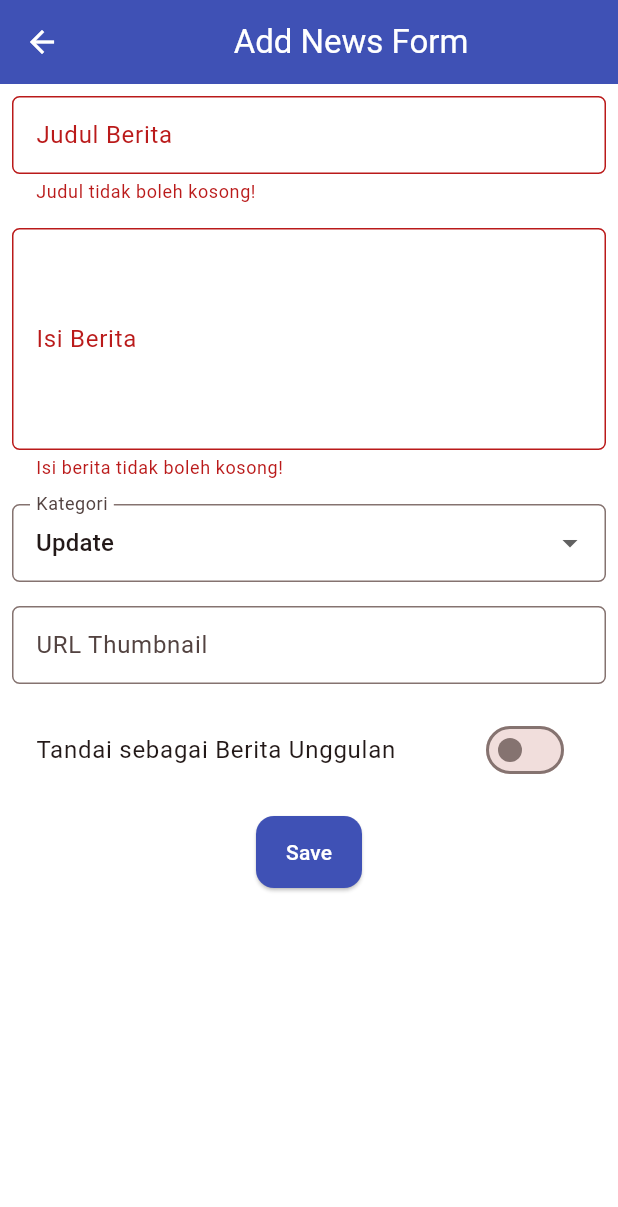
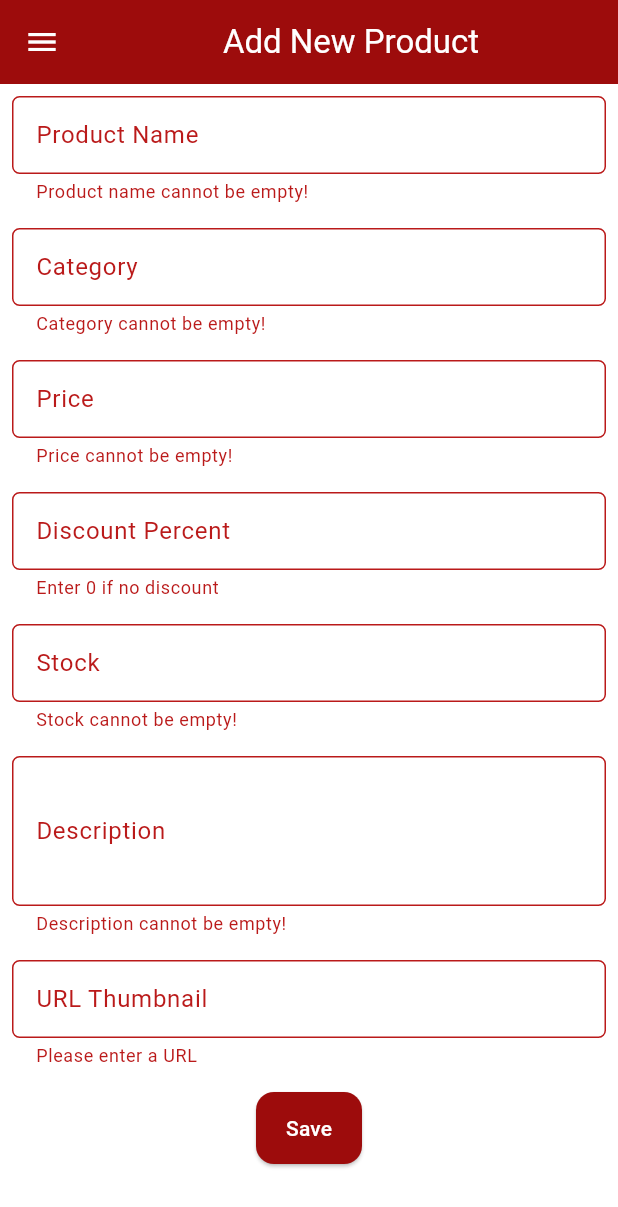
Before and after one commit to PBP-A08/GoSport-mobile, a Flutter app: the ProductFormPage screen opened directly, after a tap on "Save", on a phone screen of 412 x 824 dp. Shown: the top 1207 px of the screen. Run offline on Flutter 3.47's test engine with Material 3 defaults, Android fonts, the phone set to English and light mode, and no system bars; missing offline and left inert: pbp_django_auth.

Commit message:
updated form and added shared user state

```diff
--- /dev/null
+++ b/gosport_mobile/lib/constants/states.dart
@@ -0,0 +1,4 @@
+import 'package:flutter/material.dart';
+
+String username_state = "";
+String role_state = "";
--- a/gosport_mobile/lib/screens/login.dart
+++ b/gosport_mobile/lib/screens/login.dart
@@ -3,6 +3,7 @@ import 'package:pbp_django_auth/pbp_django_auth.dart';
 import 'package:provider/provider.dart';
 import 'package:gosport_mobile/screens/register.dart';
 import 'package:gosport_mobile/constants/urls.dart';
+import 'package:gosport_mobile/constants/states.dart';
 import 'package:gosport_mobile/main.dart';
 
 class LoginPage extends StatefulWidget {
@@ -93,6 +94,10 @@ class _LoginPageState extends State<LoginPage> {
                         if (response.containsKey('role')) {
                           request.jsonData['role'] = response['role'];
                           print("Role saved: ${response['role']}");
+
+                          //set states
+                          role_state = response['role'];
+                          username_state = response['message'];
                         }
 
                         if (context.mounted) {
--- a/gosport_mobile/lib/screens/menu_card.dart
+++ b/gosport_mobile/lib/screens/menu_card.dart
@@ -30,10 +30,7 @@ class ItemCard extends StatelessWidget {
         onTap: () async {
           // Menampilkan pesan SnackBar saat kartu ditekan.
           ScaffoldMessenger.of(context)
-            ..hideCurrentSnackBar()
-            ..showSnackBar(
-              SnackBar(content: Text("Kamu telah menekan tombol ${item.name}!"))
-            );
+            ..hideCurrentSnackBar();
           if (item.name == "Add Product") {
             Navigator.push(
               context,
--- a/gosport_mobile/lib/screens/product_display/product_form.dart
+++ b/gosport_mobile/lib/screens/product_display/product_form.dart
@@ -1,5 +1,9 @@
+import 'dart:convert';
 import 'package:flutter/material.dart';
+import 'package:pbp_django_auth/pbp_django_auth.dart';
+import 'package:provider/provider.dart';
 import 'package:gosport_mobile/widgets/left_drawer.dart';
+import 'package:gosport_mobile/constants/urls.dart';
 
 class ProductFormPage extends StatefulWidget {
   const ProductFormPage({super.key});
@@ -10,85 +14,54 @@ class ProductFormPage extends StatefulWidget {
 
 class _ProductFormPageState extends State<ProductFormPage> {
   final _formKey = GlobalKey<FormState>();
-    String _title = "";
-    String _content = "";
-    String _category = "update"; // default
+
+  // Updated variables to match Product model
+  String _productName = "";
+  String _description = "";
+  String _category = "";
   String _thumbnail = "";
-    bool _isFeatured = false; // default
-
-    final List<String> _categories = [
-        'transfer',
-        'update',
-        'exclusive',
-        'match',
-        'rumor',
-        'analysis',
-    ];
-
+  int _oldPrice = 0;
+  int _discountPercent = 0;
+  int _stock = 0;
 
   @override
   Widget build(BuildContext context) {
+    final request = context.watch<CookieRequest>();
+
     return Scaffold(
       appBar: AppBar(
         title: const Center(
-                child: Text(
-                    'Add News Form',
+          child: Text('Add New Product'),
         ),
-                ),
-                backgroundColor: Colors.indigo,
+        backgroundColor: const Color(0xFF9D0C0C),
         foregroundColor: Colors.white,
       ),
-            // TODO: Tambahkan drawer yang sudah dibuat di sini
+      drawer: const LeftDrawer(),
       body: Form(
         key: _formKey,
         child: SingleChildScrollView(
           child: Column(
             crossAxisAlignment: CrossAxisAlignment.start,
-                        children:[
-                            // === Title ===
+            children: [
+              // === Product Name ===
               Padding(
                 padding: const EdgeInsets.all(8.0),
                 child: TextFormField(
                   decoration: InputDecoration(
-                                hintText: "Judul Berita",
-                                labelText: "Judul Berita",
+                    hintText: "Product Name",
+                    labelText: "Product Name",
                     border: OutlineInputBorder(
                       borderRadius: BorderRadius.circular(5.0),
                     ),
                   ),
                   onChanged: (String? value) {
                     setState(() {
-                                    _title = value!;
+                      _productName = value!;
                     });
                   },
                   validator: (String? value) {
                     if (value == null || value.isEmpty) {
-                                    return "Judul tidak boleh kosong!";
-                                }
-                                return null;
-                                },
-                            ),
-                            ),
-
-                            Padding(
-                            padding: const EdgeInsets.all(8.0),
-                            child: TextFormField(
-                            maxLines: 5,
-                            decoration: InputDecoration(
-                                hintText: "Isi Berita",
-                                labelText: "Isi Berita",
-                                border: OutlineInputBorder(
-                                borderRadius: BorderRadius.circular(5.0),
-                                ),
-                            ),
-                            onChanged: (String? value) {
-                                setState(() {
-                                _content = value!;
-                                });
-                            },
-                            validator: (String? value) {
-                                if (value == null || value.isEmpty) {
-                                return "Isi berita tidak boleh kosong!";
+                      return "Product name cannot be empty!";
                     }
                     return null;
                   },
@@ -98,25 +71,134 @@ class _ProductFormPageState extends State<ProductFormPage> {
               // === Category ===
               Padding(
                 padding: const EdgeInsets.all(8.0),
-                            child: DropdownButtonFormField<String>(
+                child: TextFormField(
                   decoration: InputDecoration(
-                                labelText: "Kategori",
+                    hintText: "Category (e.g. Jersey, Equipment)",
+                    labelText: "Category",
                     border: OutlineInputBorder(
                       borderRadius: BorderRadius.circular(5.0),
                     ),
                   ),
-                            value: _category,
-                            items: _categories
-                                .map((cat) => DropdownMenuItem(
-                                        value: cat,
-                                        child: Text(
-                                            cat[0].toUpperCase() + cat.substring(1)),
-                                    ))
-                                .toList(),
-                            onChanged: (String? newValue) {
+                  onChanged: (String? value) {
                     setState(() {
-                                _category = newValue!;
+                      _category = value!;
                     });
+                  },
+                  validator: (String? value) {
+                    if (value == null || value.isEmpty) {
+                      return "Category cannot be empty!";
+                    }
+                    return null;
+                  },
+                ),
+              ),
+
+              // === Price (Old Price) ===
+              Padding(
+                padding: const EdgeInsets.all(8.0),
+                child: TextFormField(
+                  keyboardType: TextInputType.number,
+                  decoration: InputDecoration(
+                    hintText: "Price",
+                    labelText: "Price",
+                    border: OutlineInputBorder(
+                      borderRadius: BorderRadius.circular(5.0),
+                    ),
+                  ),
+                  onChanged: (String? value) {
+                    setState(() {
+                      _oldPrice = int.tryParse(value!) ?? 0;
+                    });
+                  },
+                  validator: (String? value) {
+                    if (value == null || value.isEmpty) {
+                      return "Price cannot be empty!";
+                    }
+                    if (int.tryParse(value) == null) {
+                      return "Price must be a valid number!";
+                    }
+                    return null;
+                  },
+                ),
+              ),
+
+              // === Discount Percent ===
+              Padding(
+                padding: const EdgeInsets.all(8.0),
+                child: TextFormField(
+                  keyboardType: TextInputType.number,
+                  decoration: InputDecoration(
+                    hintText: "Discount % (0 if none)",
+                    labelText: "Discount Percent",
+                    border: OutlineInputBorder(
+                      borderRadius: BorderRadius.circular(5.0),
+                    ),
+                  ),
+                  onChanged: (String? value) {
+                    setState(() {
+                      _discountPercent = int.tryParse(value!) ?? 0;
+                    });
+                  },
+                  validator: (String? value) {
+                    if (value == null || value.isEmpty) {
+                      return "Enter 0 if no discount";
+                    }
+                    return null;
+                  },
+                ),
+              ),
+
+              // === Stock ===
+              Padding(
+                padding: const EdgeInsets.all(8.0),
+                child: TextFormField(
+                  keyboardType: TextInputType.number,
+                  decoration: InputDecoration(
+                    hintText: "Stock Amount",
+                    labelText: "Stock",
+                    border: OutlineInputBorder(
+                      borderRadius: BorderRadius.circular(5.0),
+                    ),
+                  ),
+                  onChanged: (String? value) {
+                    setState(() {
+                      _stock = int.tryParse(value!) ?? 0;
+                    });
+                  },
+                  validator: (String? value) {
+                    if (value == null || value.isEmpty) {
+                      return "Stock cannot be empty!";
+                    }
+                    if (int.tryParse(value) == null) {
+                      return "Stock must be a valid number!";
+                    }
+                    return null;
+                  },
+                ),
+              ),
+
+              // === Description ===
+              Padding(
+                padding: const EdgeInsets.all(8.0),
+                child: TextFormField(
+                  maxLines: 3,
+                  decoration: InputDecoration(
+                    hintText: "Product Description",
+                    labelText: "Description",
+                    border: OutlineInputBorder(
+                      borderRadius: BorderRadius.circular(5.0),
+                    ),
+                  ),
+                  onChanged: (String? value) {
+                    setState(() {
+                      _description = value!;
+                    });
+                  },
+                  validator: (String? value) {
+                    if (value == null || value.isEmpty) {
+                      return "Description cannot be empty!";
+                    }
+                    return null;
                   },
                 ),
               ),
@@ -126,7 +208,7 @@ class _ProductFormPageState extends State<ProductFormPage> {
                     padding: const EdgeInsets.all(8.0),
                     child: TextFormField(
                     decoration: InputDecoration(
-                                hintText: "URL Thumbnail (opsional)",
+                        hintText: "URL Thumbnail",
                         labelText: "URL Thumbnail",
                         border: OutlineInputBorder(
                         borderRadius: BorderRadius.circular(5.0),
@@ -137,24 +219,24 @@ class _ProductFormPageState extends State<ProductFormPage> {
                         _thumbnail = value!;
                         });
                     },
-                            ),
-                        ),
-
-                        // === Is Featured ===
-                        Padding(
-                            padding: const EdgeInsets.all(8.0),
-                            child: SwitchListTile(
-                            title: const Text("Tandai sebagai Berita Unggulan"),
-                            value: _isFeatured,
-                            onChanged: (bool value) {
-                                setState(() {
-                                _isFeatured = value;
-                                });
+                    validator: (value) {
+                            if (value == null || value.isEmpty) {
+                            return 'Please enter a URL';
+                            }
+                            try {
+                            final uri = Uri.parse(value);
+                            if (!uri.isAbsolute) {
+                                return 'Please enter a valid URL';
+                            }
+                            } catch (e) {
+                            return 'Invalid URL format';
+                            }
+                            return null; // Input is valid
                         },
                     ),
                 ),
 
-                          // === Tombol Simpan ===
+              // === Save Button ===
               Align(
                 alignment: Alignment.bottomCenter,
                 child: Padding(
@@ -162,27 +244,40 @@ class _ProductFormPageState extends State<ProductFormPage> {
                   child: ElevatedButton(
                     style: ButtonStyle(
                       backgroundColor:
-                                    MaterialStateProperty.all(Colors.indigo),
+                          MaterialStateProperty.all(const Color(0xFF9D0C0C)),
                     ),
-                            onPressed: () {
+                    onPressed: () async {
                       if (_formKey.currentState!.validate()) {
-                                showDialog(
-                                    context: context,
-                                    builder: (context) {
-                                    return AlertDialog(
-                                        title: const Text('Berita berhasil disimpan!'),
-                                        actions: [
-                                        TextButton(
-                                            child: const Text('OK'),
-                                            onPressed: () {
-                                            Navigator.pop(context);
-                                            _formKey.currentState!.reset();
-                                            },
+                        // Send request to Django Backend
+                        final response = await request.postJson(
+                          Urls.baseUrl+"/create-product-flutter/", // TODO: Update URL
+                          jsonEncode(<String, String>{
+                            'product_name': _productName,
+                            'old_price': _oldPrice.toString(),
+                            'discount_percent': _discountPercent.toString(),
+                            'category': _category,
+                            'description': _description,
+                            'thumbnail': _thumbnail,
+                            'stock': _stock.toString(),
+                          }),
+                        );
+
+                        if (context.mounted) {
+                          if (response['status'] == 'success') {
+                            ScaffoldMessenger.of(context).showSnackBar(
+                              const SnackBar(
+                                content: Text("Product saved successfully!"),
                               ),
-                                        ],
                             );
-                                    },
+                            Navigator.pop(context); // Go back after saving
+                          } else {
+                            ScaffoldMessenger.of(context).showSnackBar(
+                              const SnackBar(
+                                content: Text("Failed to save product."),
+                              ),
                             );
+                          }
+                        }
                       }
                     },
                     child: const Text(
@@ -192,9 +287,10 @@ class _ProductFormPageState extends State<ProductFormPage> {
                   ),
                 ),
               ),
-                    ]
+            ],
           ),
         ),
-        ));
+      ),
+    );
   }
 }
--- a/gosport_mobile/lib/widgets/left_drawer.dart
+++ b/gosport_mobile/lib/widgets/left_drawer.dart
@@ -5,6 +5,7 @@ import 'package:provider/provider.dart';
 import 'package:gosport_mobile/constants/urls.dart';
 import 'package:gosport_mobile/screens/login.dart';
 import 'package:gosport_mobile/screens/product_display/product_list.dart';
+import 'package:gosport_mobile/screens/product_display/product_form.dart';
 
 class LeftDrawer extends StatelessWidget {
   const LeftDrawer({super.key});
@@ -69,6 +70,34 @@ class LeftDrawer extends StatelessWidget {
 
           const Divider(),
 
+          //PRODUCTS LIST
+          ListTile(
+          leading: const Icon(Icons.add_reaction_rounded),
+          title: const Text('Products'),
+          onTap: () {
+              // Route to news list page
+              Navigator.push(
+                  context,
+                  MaterialPageRoute(builder: (context) => const ProductListPage()),
+              );
+          },
+      ),
+
+      //ADD PRODUCT
+      ListTile(
+        leading: const Icon(Icons.add_box),
+        title: const Text('Add Product'),
+        // Bagian redirection ke NewsFormPage
+        onTap: () {
+                Navigator.pushReplacement(
+                context,
+                MaterialPageRoute(
+                    builder: (context) => ProductFormPage(),
+                ));
+            },
+      ),
+
+
           // LOGOUT BUTTON
           ListTile(
             leading: Icon(Icons.logout, color: Colors.red.shade700),
@@ -103,22 +132,6 @@ class LeftDrawer extends StatelessWidget {
             },
           ),
 
-
-          //PRODUCTS LIST
-          ListTile(
-          leading: const Icon(Icons.add_reaction_rounded),
-          title: const Text('Products'),
-          onTap: () {
-              // Route to news list page
-              Navigator.push(
-                  context,
-                  MaterialPageRoute(builder: (context) => const ProductListPage()),
-              );
-          },
-      ),
-
-
-
         ],
       ),
     );
```
Lines whose indentation alone changed are shown as unchanged.
